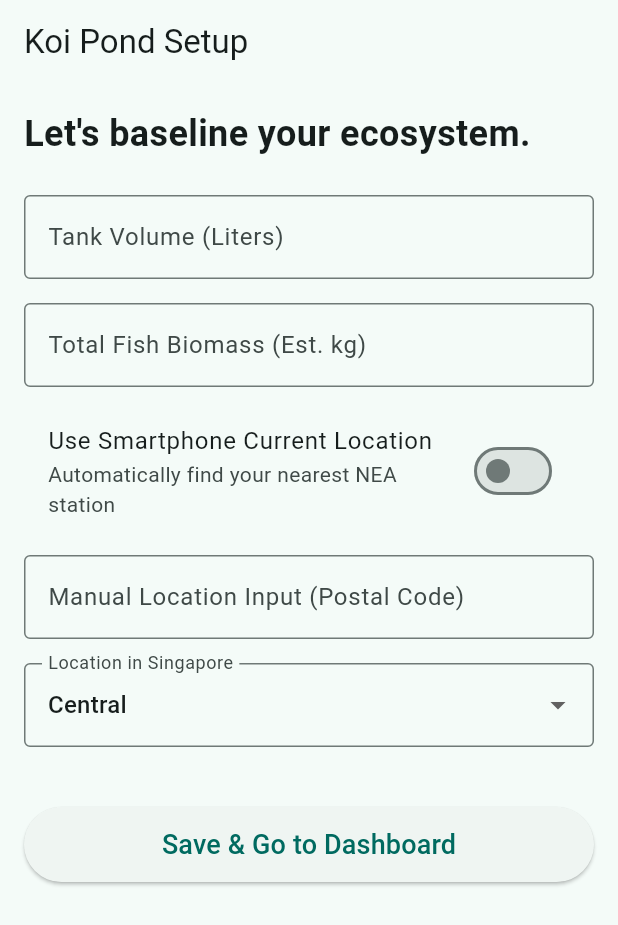
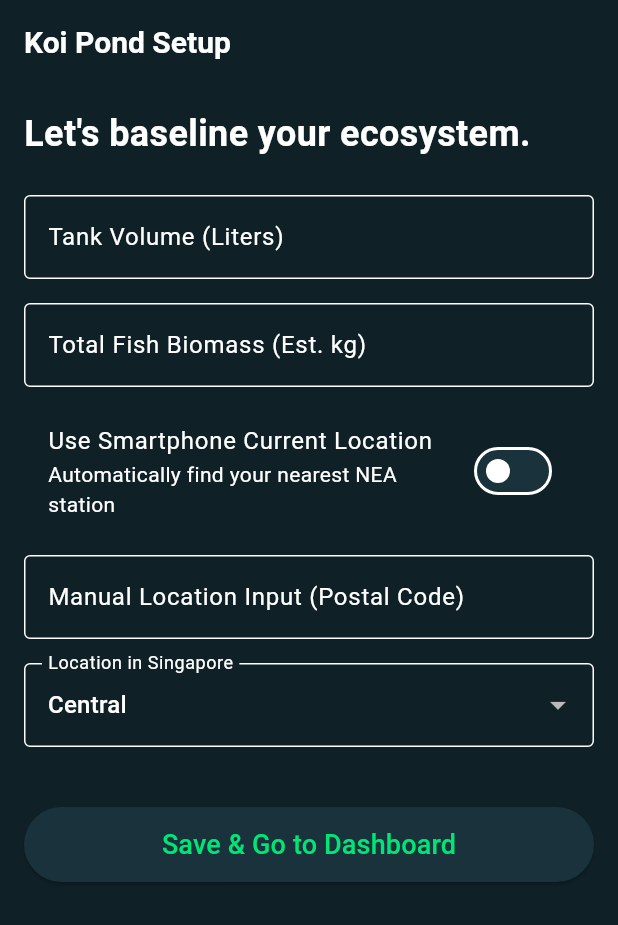
Before and after one commit to Edwinta-dev/OutdoorKoiFYP, a Flutter app: the screen it shows after launch, after a tap on "Use Smartphone Current Location", on a phone screen of 412 x 824 dp. Shown: the top 925 px of the screen. Run offline on Flutter 3.47's test engine with Material 3 defaults, Android fonts, the light colour scheme and no system bars; our stand-ins replace fl_chart, geolocator, shared_preferences, supabase; accounts and stored records are empty; network calls fail.

Commit message:
Refactored UI

```diff
--- a/MobileUI/mobile_app/lib/main.dart
+++ b/MobileUI/mobile_app/lib/main.dart
@@ -1,12 +1,25 @@
 import 'package:flutter/material.dart';
+import 'package:flutter/services.dart'; // Added for native system bar styling
+import 'package:shared_preferences/shared_preferences.dart';
+
 // Import your screens
 import 'screens/onboarding_screen.dart';
 import 'screens/main_layout.dart';
-import 'package:shared_preferences/shared_preferences.dart';
 
 void main() async {
   // Ensure Flutter engine bindings are initialized before async tasks
   WidgetsFlutterBinding.ensureInitialized();
+
+  // Configure OS native top status bar & bottom device navigation bar
+  SystemChrome.setSystemUIOverlayStyle(
+    const SystemUiOverlayStyle(
+      statusBarColor: Colors.transparent, // Seamless top bar
+      statusBarIconBrightness: Brightness.light, // White status icons
+      systemNavigationBarColor: Color(0xFF0F2027), // Deep Navy bottom bar
+      systemNavigationBarIconBrightness: Brightness.light,
+    ),
+  );
+
   final prefs = await SharedPreferences.getInstance();
   final bool isOnboarded = prefs.getBool('isOnboarded') ?? false;
 
@@ -20,14 +33,65 @@ class KoiMonitorApp extends StatelessWidget {
 
   @override
   Widget build(BuildContext context) {
+    // Theme Palette Constants
+    const primaryNavy = Color(0xFF0F2027);
+    const surfaceTeal = Color(0xFF1A323C);
+    const accentMint = Color(0xFF00E676);
+
     return MaterialApp(
       title: 'Koi Monitor',
       debugShowCheckedModeBanner:
           false, // Removes the "DEBUG" banner in the corner
       theme: ThemeData(
-        // Using teal as a seed color fits the aquatic theme nicely
-        colorScheme: ColorScheme.fromSeed(seedColor: Colors.teal),
         useMaterial3: true,
+        brightness: Brightness.dark, // Switches entire app default to dark mode
+        scaffoldBackgroundColor: primaryNavy,
+
+        colorScheme: const ColorScheme.dark(
+          primary: accentMint,
+          secondary: Colors.tealAccent,
+          surface: surfaceTeal,
+          background: primaryNavy,
+          onPrimary: Colors.black,
+          onSurface: Colors.white,
+        ),
+
+        // --- TOP BANNER (APP BAR) STYLING ---
+        appBarTheme: const AppBarTheme(
+          backgroundColor: primaryNavy,
+          elevation: 0,
+          scrolledUnderElevation: 0,
+          centerTitle: false,
+          titleTextStyle: TextStyle(
+            color: Colors.white,
+            fontSize: 20,
+            fontWeight: FontWeight.bold,
+          ),
+          iconTheme: IconThemeData(color: Colors.white),
+        ),
+
+        // --- BOTTOM BANNER (NAVIGATION BAR) STYLING ---
+        navigationBarTheme: NavigationBarThemeData(
+          backgroundColor: primaryNavy,
+          indicatorColor: accentMint.withOpacity(0.2),
+          labelTextStyle: MaterialStateProperty.all(
+            const TextStyle(color: Colors.white70, fontSize: 12),
+          ),
+          iconTheme: MaterialStateProperty.resolveWith((states) {
+            if (states.contains(MaterialState.selected)) {
+              return const IconThemeData(color: accentMint);
+            }
+            return const IconThemeData(color: Colors.white54);
+          }),
+        ),
+
+        // Legacy BottomNavigationBar support (if used in main_layout.dart)
+        bottomNavigationBarTheme: const BottomNavigationBarThemeData(
+          backgroundColor: primaryNavy,
+          selectedItemColor: accentMint,
+          unselectedItemColor: Colors.white54,
+          elevation: 0,
+        ),
       ),
       home: isOnboarded ? const MainLayout() : const OnboardingScreen(),
     );
```
